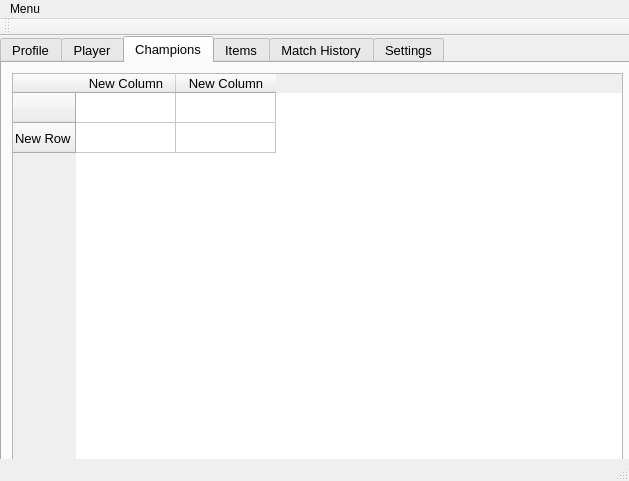
Above: mainwindow.ui from forrely/LoLScribe before the change. Below: the same form after it.
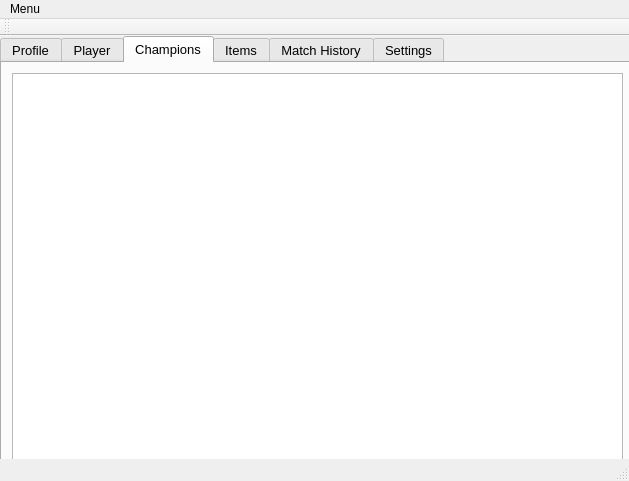
That is the form after the change. The open tabs and pages were chosen to show the change. Icons and pictures are not drawn.

Commit message: gui display of champion

The edit to the form file:
```diff
--- a/mainwindow.ui
+++ b/mainwindow.ui
@@ -223,34 +223,18 @@
         <height>10</height>
        </size>
       </property>
-      <row>
-       <property name="text">
-        <string/>
-       </property>
-       <property name="icon">
-        <iconset>
-         <normaloff>Resources/draven icon.png</normaloff>Resources/draven icon.png</iconset>
-       </property>
-      </row>
-      <row>
-       <property name="text">
-        <string>New Row</string>
-       </property>
-      </row>
-      <column>
-       <property name="text">
-        <string>New Column</string>
-       </property>
-       <property name="icon">
-        <iconset>
-         <normaloff>Resources/draven icon.png</normaloff>Resources/draven icon.png</iconset>
-       </property>
-      </column>
-      <column>
-       <property name="text">
-        <string>New Column</string>
-       </property>
-      </column>
+      <property name="sortingEnabled">
+       <bool>true</bool>
+      </property>
+      <attribute name="horizontalHeaderCascadingSectionResizes">
+       <bool>true</bool>
+      </attribute>
+      <attribute name="verticalHeaderVisible">
+       <bool>false</bool>
+      </attribute>
+      <attribute name="verticalHeaderCascadingSectionResizes">
+       <bool>false</bool>
+      </attribute>
      </widget>
     </widget>
     <widget class="QWidget" name="tab_5">
```
Left out of the diff: 10 changed lines with no effect on the pictures. The commit also changes 3 other files.
